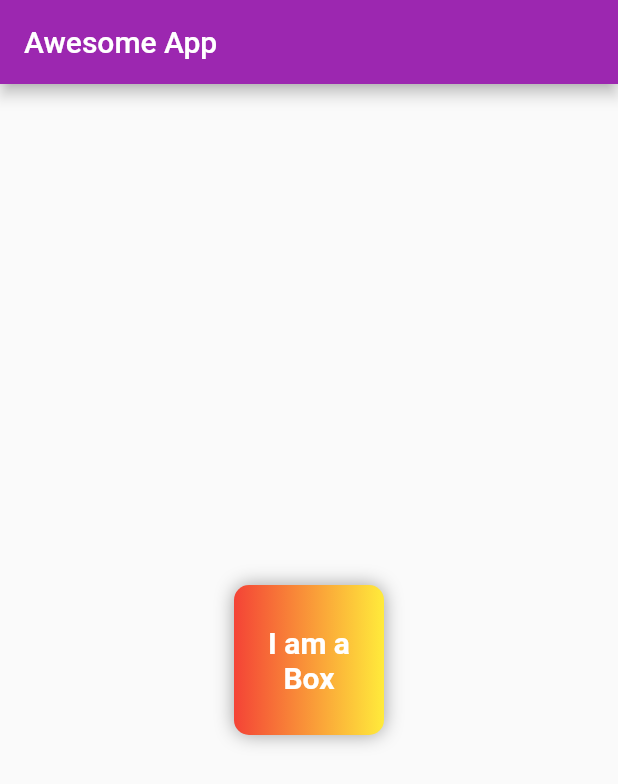
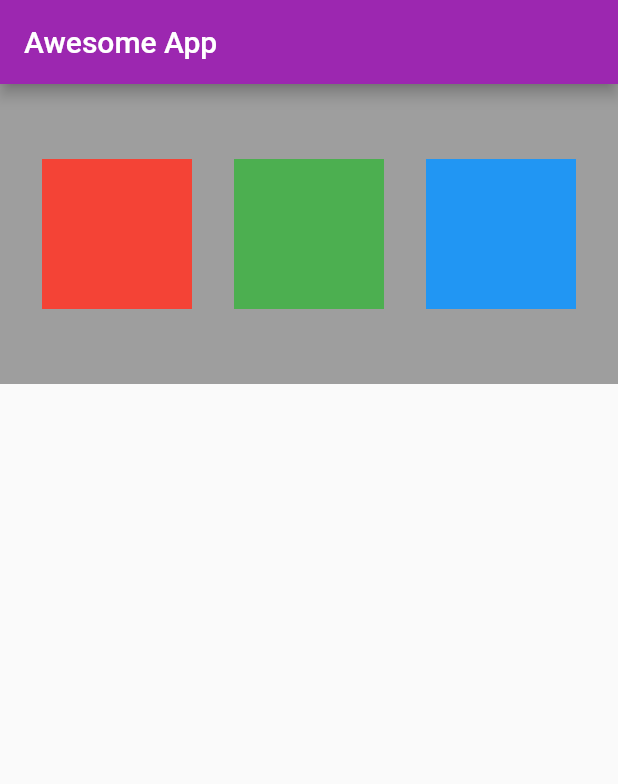
Before and after one commit to ramvishvas/flutter-practise-basic, a Flutter app: the screen it shows after launch, on a phone screen of 412 x 824 dp. Shown: the top 784 px of the screen. Run offline on Flutter 3.47's test engine with Material 2 defaults, Android fonts, the light colour scheme and no system bars.

Commit message:
Chapter 2 extended

```diff
--- a/lib/main.dart
+++ b/lib/main.dart
@@ -23,34 +23,32 @@ class MyHomePage extends StatelessWidget {
   Widget build(BuildContext context) {
     return Scaffold(
       appBar: AppBar(title: Text('Awesome App')),
-      body: Center(
-        child: Container(
-          height: 100,
-          width: 100,
-          padding: const EdgeInsets.all(8),
-          alignment: Alignment.center,
-          clipBehavior: Clip.antiAlias,
-          decoration: BoxDecoration(
-            color: Colors.red,
-            // shape: BoxShape.circle,
-            borderRadius: BorderRadius.circular(10),
-            gradient: LinearGradient(colors: [Colors.red, Colors.yellow]),
-            boxShadow: [
-              BoxShadow(
-                color: Colors.grey,
-                blurRadius: 10,
-              ),
-            ],
-          ),
-          child: Text(
-            'I am a Box',
-            textAlign: TextAlign.center,
-            style: TextStyle(
-              fontSize: 20,
-              color: Colors.white,
-              fontWeight: FontWeight.bold,
+      body: Container(
+        color: Colors.grey,
+        height: 200,
+        child: Row(
+          mainAxisAlignment: MainAxisAlignment.spaceEvenly,
+          crossAxisAlignment: CrossAxisAlignment.center,
+          children: <Widget>[
+            Container(
+              height: 100,
+              width: 100,
+              color: Colors.red,
+              alignment: Alignment.center,
             ),
-          ),
+            Container(
+              height: 100,
+              width: 100,
+              color: Colors.green,
+              alignment: Alignment.center,
+            ),
+            Container(
+              height: 100,
+              width: 100,
+              color: Colors.blue,
+              alignment: Alignment.center,
+            ),
+          ],
         ),
       ),
     );
```
